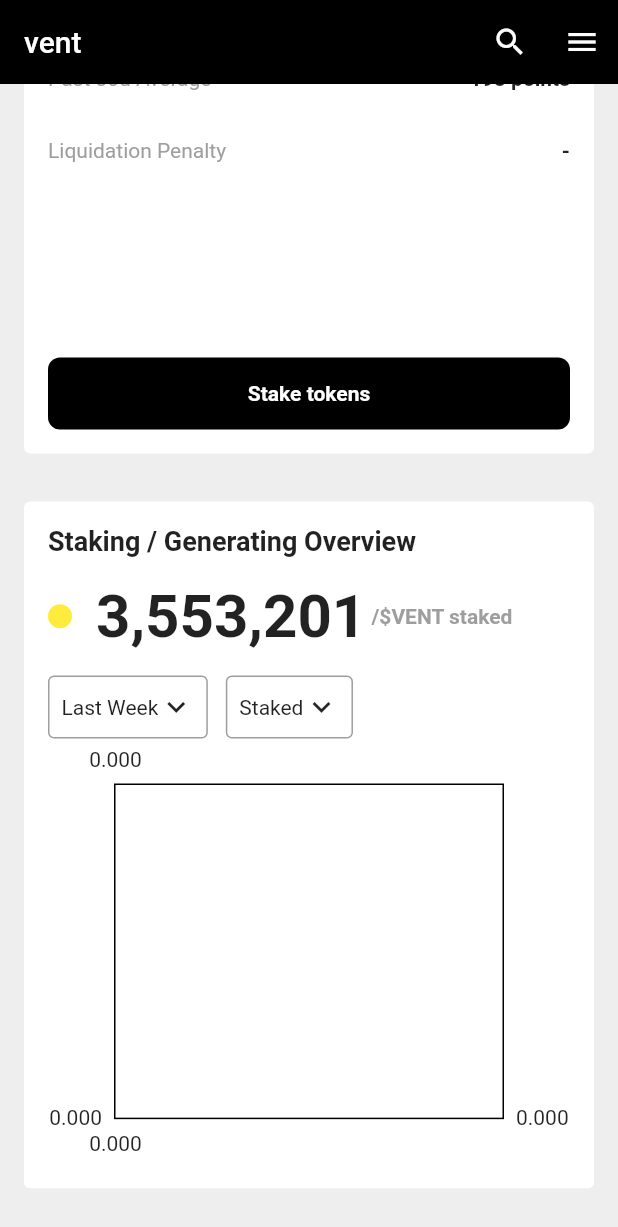
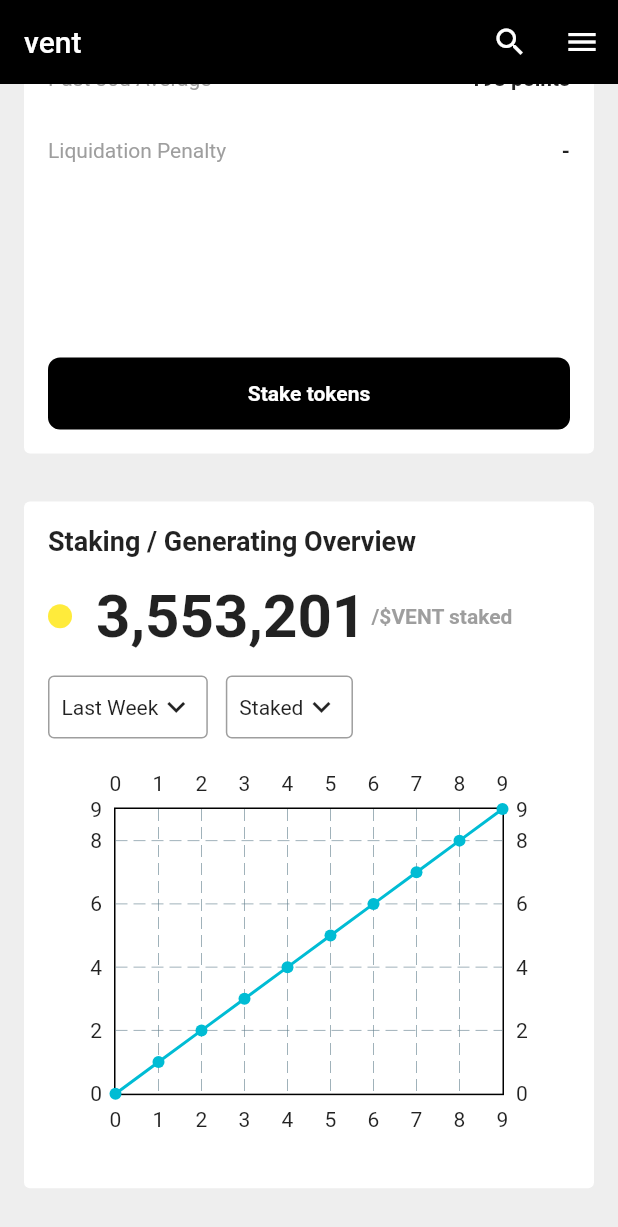
Before and after one commit to JAICHANGPARK/flutter_notebook_19th_story, a Flutter app: the screen it shows after launch, scrolled down 375 dp, on a phone screen of 412 x 824 dp. Shown: the top 1227 px of the screen. Run offline on Flutter 3.47's test engine with Material 2 defaults, Android fonts, the phone set to English and light mode, and no system bars; drawn by our look-alikes of countup, fl_chart; our stand-ins replace cached_network_image, flutter_riverpod, freezed_annotation, smooth_page_indicator, video_player.

Commit message:
Update staking_main_page.dart

```diff
--- a/lib/ep1117_staking_app/src/ui/staking_main_page.dart
+++ b/lib/ep1117_staking_app/src/ui/staking_main_page.dart
@@ -499,7 +499,7 @@ class _StakingMainPageState extends State<StakingMainPage> with SingleTickerProv
                     children: [
                       const Text(
                         "Staking / Generating Overview",
-                        style: const TextStyle(
+                        style: TextStyle(
                           fontWeight: FontWeight.bold,
                           fontSize: 18,
                         ),
@@ -581,8 +581,21 @@ class _StakingMainPageState extends State<StakingMainPage> with SingleTickerProv
                         ],
                       ),
                       Expanded(
-                        child: LineChart(
-                          LineChartData(),
+                        child: Padding(
+                          padding: const EdgeInsets.symmetric(vertical: 16),
+                          child: LineChart(
+                            LineChartData(lineBarsData: [
+                              LineChartBarData(
+                                spots: List.generate(
+                                  10,
+                                  (index) => FlSpot(
+                                    index.toDouble(),
+                                    index.toDouble(),
+                                  ),
+                                ),
+                              )
+                            ]),
+                          ),
                         ),
                       ),
                     ],
```
